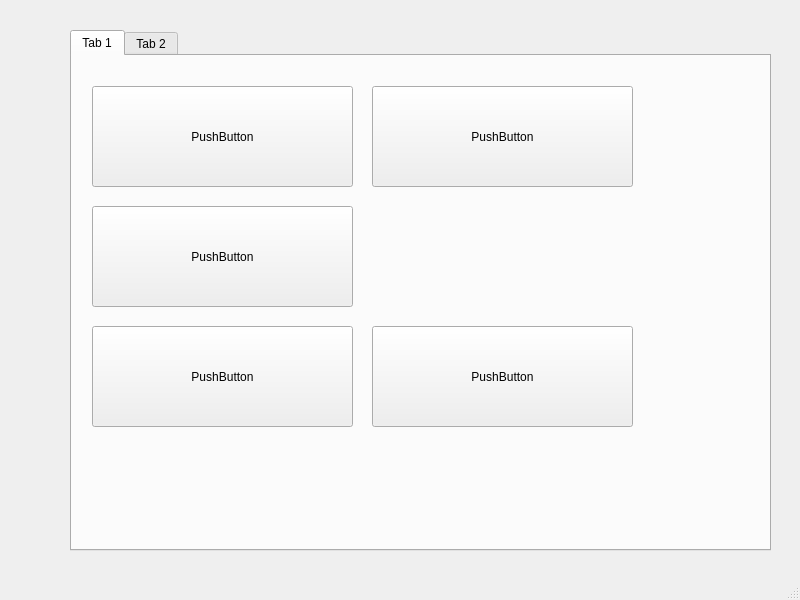
Above: mainwindow.ui from wangwanqiang/QtTest before the change. Below: the same form after it.
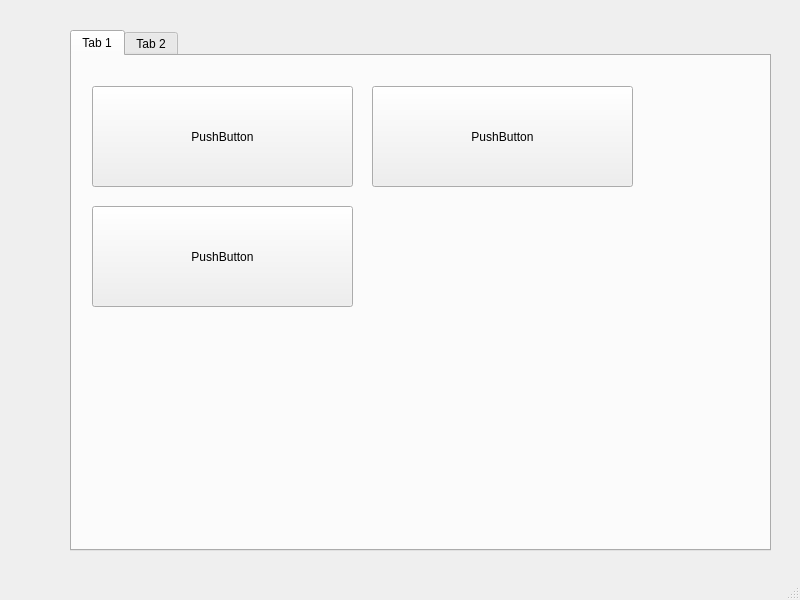
That is the form after the change. The open tabs and pages were chosen to show the change. Custom widgets are drawn as their Qt base class.

The edit to the form file:
```diff
--- a/mainwindow.ui
+++ b/mainwindow.ui
@@ -72,7 +72,27 @@
        <string>PushButton</string>
       </property>
      </widget>
-     <widget class="UTouchButton" name="pushButton_5">
+     <widget class="UIndicatorButton" name="widget" native="true">
+      <property name="geometry">
+       <rect>
+        <x>300</x>
+        <y>150</y>
+        <width>261</width>
+        <height>101</height>
+       </rect>
+      </property>
+     </widget>
+     <widget class="UIndicatorButton" name="widget_2" native="true">
+      <property name="geometry">
+       <rect>
+        <x>300</x>
+        <y>270</y>
+        <width>261</width>
+        <height>101</height>
+       </rect>
+      </property>
+     </widget>
+     <widget class="UIndicatorButton" name="widget_3" native="true">
       <property name="geometry">
        <rect>
         <x>20</x>
@@ -80,22 +100,6 @@
         <width>261</width>
         <height>101</height>
        </rect>
-      </property>
-      <property name="text">
-       <string>PushButton</string>
-      </property>
-     </widget>
-     <widget class="UTouchButton" name="pushButton_6">
-      <property name="geometry">
-       <rect>
-        <x>300</x>
-        <y>270</y>
-        <width>261</width>
-        <height>101</height>
-       </rect>
-      </property>
-      <property name="text">
-       <string>PushButton</string>
       </property>
      </widget>
     </widget>
@@ -208,6 +212,12 @@
    <header>utabwidget.h</header>
    <container>1</container>
   </customwidget>
+  <customwidget>
+   <class>UIndicatorButton</class>
+   <extends>QWidget</extends>
+   <header>uindicatorbutton.h</header>
+   <container>1</container>
+  </customwidget>
  </customwidgets>
  <resources/>
  <connections/>
```
Left out of the diff: 2 changed lines with no effect on the pictures.
